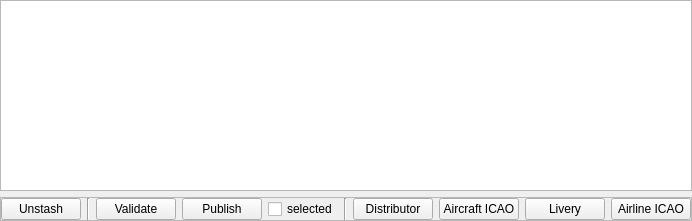
Above: src/blackgui/components/dbstashcomponent.ui from swift-project/pilotclient before the change. Below: the same form after it.
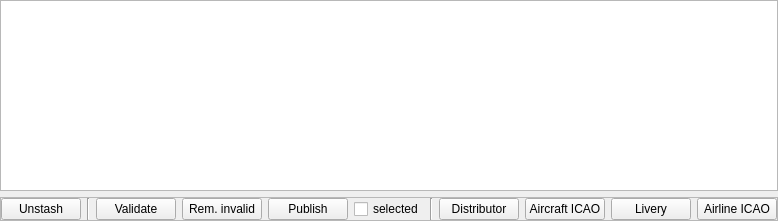
That is the form after the change. Custom widgets are drawn as their Qt base class.

Commit message: refs #735, remove invalid objects from stash * button "remove invalid objects" * tab order fixed

What changed in the file:
```diff
--- a/src/blackgui/components/dbstashcomponent.ui
+++ b/src/blackgui/components/dbstashcomponent.ui
@@ -6,7 +6,7 @@
    <rect>
     <x>0</x>
     <y>0</y>
-    <width>616</width>
+    <width>773</width>
     <height>221</height>
    </rect>
   </property>
@@ -90,6 +90,16 @@
         </property>
        </widget>
       </item>
+      <item>
+       <widget class="QPushButton" name="pb_RemoveInvald">
+        <property name="toolTip">
+         <string>Remove invalid models</string>
+        </property>
+        <property name="text">
+         <string>Rem. invalid</string>
+        </property>
+       </widget>
+      </item>
       <item>
        <widget class="QPushButton" name="pb_Publish">
         <property name="text">
```
Left out of the diff: 8 changed lines with no effect on the pictures. The commit also changes 3 other files.
